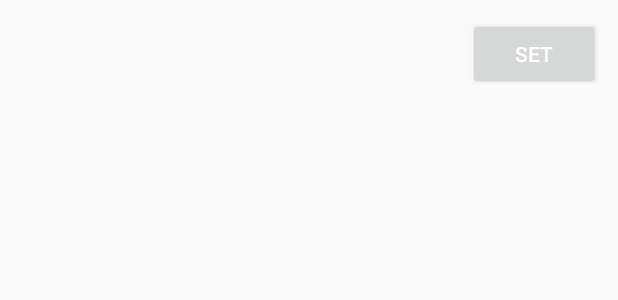
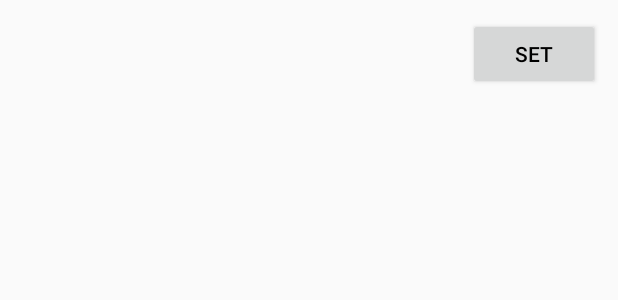
Before and after one commit to pierrec1/KotlinSample, an Android app: the layout user_item.xml on its own in the app's theme, with its tools: preview values and no code run, on a phone screen of 412 x 824 dp. Shown: the top 300 px of the screen. Run offline under Robolectric (Android 15) with nearby library versions, the phone set to English and light mode, and no system bars; network calls fail.

```diff
--- a/app/src/main/res/layout/user_item.xml
+++ b/app/src/main/res/layout/user_item.xml
@@ -35,8 +35,8 @@
       android:layout_width="wrap_content"
       android:layout_height="wrap_content"
       android:text="@string/set"
-      app:layout_constraintBottom_toBottomOf="parent"
       android:layout_alignParentTop="true"
+      android:textColor="@android:color/black"
       android:layout_alignParentRight="true"/>
 
 </RelativeLayout>
```
Also changed, not shown: 1 other file.
